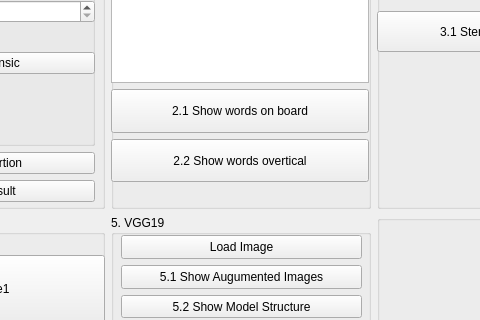
Before: the Qt Designer form hw1/UI.ui in jimmylu890303/Computer_Vision_and_Deep_Learning, drawn with Qt 5; both pictures show x 433 to 913 and y 199 to 519 of the 1104 by 845 pixel window.
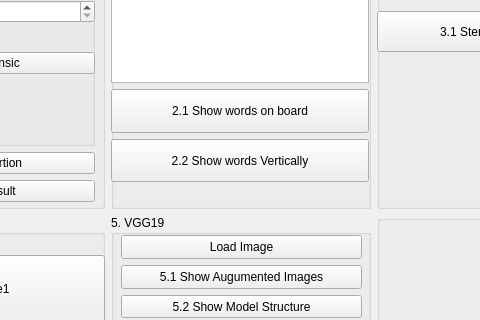
After: the same form once the commit is applied.

What changed in the file:
```diff
--- a/hw1/UI.ui
+++ b/hw1/UI.ui
@@ -168,7 +168,7 @@
             </sizepolicy>
            </property>
            <property name="text">
-            <string>2.2 Show words overtical</string>
+            <string>2.2 Show words Vertically</string>
            </property>
           </widget>
          </item>
```
Left out of the diff: 2 changed lines with no effect on the pictures.
